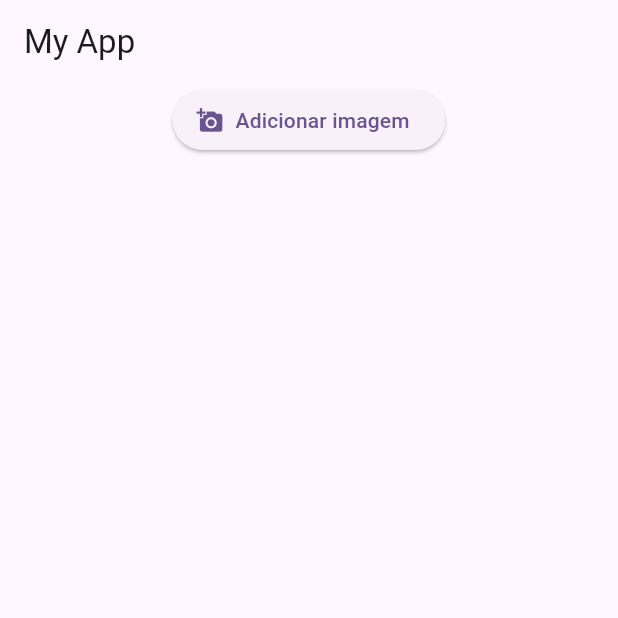
After one commit to gfgomes/flutter_plugin_test, a Flutter app: the screen it shows after launch, on a phone screen of 412 x 824 dp, the top half of it. The commit adds this screen. Run offline on Flutter 3.47's test engine with Material 3 defaults, Android fonts, the phone set to English and light mode, and no system bars; our stand-ins replace full_screen_image, image_picker; missing offline and left inert: cross_file_image.

Commit message:
Move o código da pagina para um componente(widget)

```diff
--- /dev/null
+++ b/lib/list_view_image_page.dart
@@ -0,0 +1,76 @@
+import 'package:cross_file_image/cross_file_image.dart';
+import 'package:flutter/material.dart';
+import 'package:flutter_plugin_test/widgets/list_view_image_widget.dart';
+import 'package:full_screen_image/full_screen_image.dart';
+import 'package:image_picker/image_picker.dart';
+
+class ListViewImageWidgetPage extends StatefulWidget {
+  ListViewImageWidgetPage({super.key});
+
+  @override
+  State<ListViewImageWidgetPage> createState() =>
+      _ListViewImageWidgetPageState();
+}
+
+class _ListViewImageWidgetPageState extends State<ListViewImageWidgetPage> {
+  List<XFile>? imageFileList = [];
+
+  //File _image;
+  ImagePicker picker = ImagePicker();
+
+  bool enableCamera = true;
+
+  int maxImages = 5;
+
+  bool get isCamEnable {
+    if (imageFileList != null && imageFileList!.length < maxImages) return true;
+    return false;
+  }
+
+  @override
+  Widget build(BuildContext context) {
+    return Scaffold(
+      appBar: AppBar(
+        title: Text('My App'),
+      ),
+      body: ListViewImageWidget(
+          imageFileList: imageFileList,
+          maxImages: maxImages,
+          enableCamera: enableCamera,
+          fnAddImage: addImage,
+          fnRemoveImage: removeImage,
+          fnEnableCamButton: enableCamButton),
+    );
+  }
+
+  enableCamButton() {
+    if (isCamEnable) {
+      enableCamera = true;
+    } else {
+      enableCamera = false;
+    }
+  }
+
+  Future<void> addImage() async {
+    if (imageFileList != null && imageFileList!.length < maxImages) {
+      XFile? image = await picker.pickImage(
+        source: ImageSource.camera,
+        imageQuality: 100,
+        maxHeight: 1000,
+        maxWidth: 1000,
+      );
+
+      if (image != null) {
+        imageFileList!.add(image);
+        enableCamButton();
+        setState(() {});
+      }
+    }
+  }
+
+  void removeImage(XFile xFile) {
+    imageFileList!.remove(xFile);
+    enableCamButton();
+    setState(() {});
+  }
+}
--- a/lib/main.dart
+++ b/lib/main.dart
@@ -1,5 +1,5 @@
 import 'package:flutter/material.dart';
-import 'package:flutter_plugin_test/my_image_gallery.dart';
+import 'package:flutter_plugin_test/list_view_image_page.dart';
 
 void main() {
   runApp(const MyApp());
@@ -17,7 +17,7 @@ class MyApp extends StatelessWidget {
         colorScheme: ColorScheme.fromSeed(seedColor: Colors.deepPurple),
         useMaterial3: true,
       ),
-      home: ImageGalleryWidget(),
+      home: ListViewImageWidgetPage(),
       //home: const MyHomePage(title: 'Flutter Demo Home Page'),
     );
   }
--- /dev/null
+++ b/lib/widgets/list_view_image_widget.dart
@@ -0,0 +1,92 @@
+import 'package:cross_file_image/cross_file_image.dart';
+import 'package:flutter/material.dart';
+import 'package:full_screen_image/full_screen_image.dart';
+import 'package:image_picker/image_picker.dart';
+
+class ListViewImageWidget extends StatelessWidget {
+  final ImagePicker picker = ImagePicker();
+  final int maxImages;
+  final bool enableCamera;
+  final List<XFile>? imageFileList;
+  final Future<void> Function() fnAddImage;
+  final Function(XFile xFile) fnRemoveImage;
+  final Function() fnEnableCamButton;
+
+  ListViewImageWidget({
+    super.key,
+    required this.imageFileList,
+    required this.maxImages,
+    required this.enableCamera,
+    required this.fnAddImage,
+    required this.fnRemoveImage,
+    required this.fnEnableCamButton,
+  });
+
+  @override
+  Widget build(BuildContext context) {
+    return Column(
+      children: [
+        ElevatedButton.icon(
+          onPressed: enableCamera ? () => fnAddImage() : null,
+          icon: const Icon(Icons.add_a_photo),
+          label: const Text('Adicionar imagem'),
+        ),
+        if (imageFileList != null && imageFileList!.isNotEmpty)
+          Padding(
+            padding: const EdgeInsets.all(8.0),
+            child: Align(
+              alignment: Alignment.topLeft,
+              child: SizedBox(
+                height: 20,
+                child: Text(
+                    'Selecionadas: ${imageFileList!.length} de $maxImages'),
+              ),
+            ),
+          ),
+        SizedBox(
+          height: 200,
+          child: (imageFileList != null && imageFileList!.isNotEmpty)
+              ? ListView.builder(
+                  scrollDirection: Axis.horizontal,
+                  itemCount: imageFileList!.length,
+                  itemBuilder: (BuildContext context, int index) {
+                    return Center(
+                      child: Column(
+                        children: [
+                          Center(
+                            child: Padding(
+                              padding: const EdgeInsets.all(8.0),
+                              child: SizedBox(
+                                //width: 130,
+                                height: 130,
+                                child: FullScreenWidget(
+                                  disposeLevel: DisposeLevel.High,
+                                  child: Center(
+                                    child: Image(
+                                      image: XFileImage(imageFileList![index]),
+                                      fit: BoxFit.cover,
+                                    ),
+                                  ),
+                                ),
+                              ),
+                            ),
+                          ),
+                          IconButton(
+                            onPressed: () {
+                              fnRemoveImage(imageFileList![index]);
+                              fnEnableCamButton();
+                            },
+                            icon: const Icon(Icons.delete,
+                                color: Colors.red, size: 38),
+                          )
+                        ],
+                      ),
+                    );
+                  },
+                )
+              : Container(),
+        ),
+      ],
+    );
+  }
+}
```
Also changed, not shown: lib/my_image_gallery.dart (deleted, +0 -131 lines), lib/widgets/core_dialogs_widgets.dart (added, +61 -0 lines).
